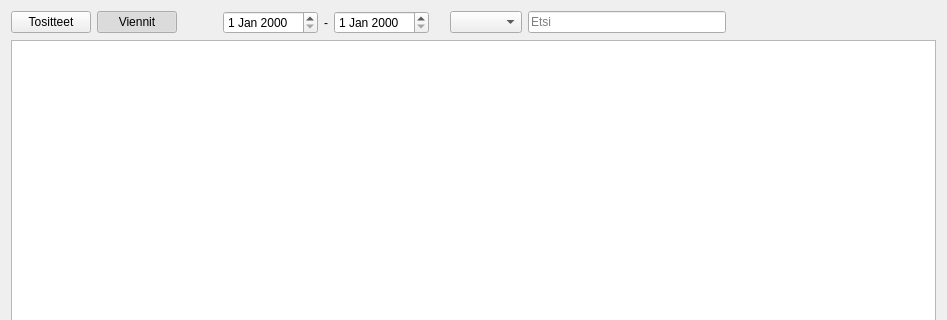
The window that kitupiikki/selaus/selauswg.ui (artoh/kitupiikki) describes before a commit, drawn with Qt 5; both pictures show x 0 to 947 and y 0 to 320 of the 947 by 459 pixel window.
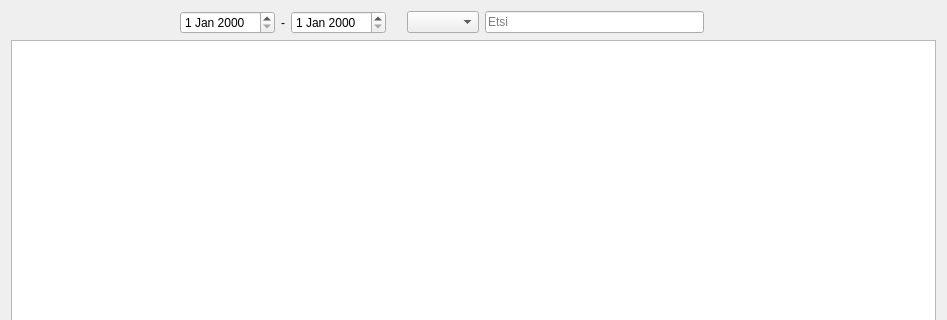
The same window after the commit.

```diff
--- a/kitupiikki/selaus/selauswg.ui
+++ b/kitupiikki/selaus/selauswg.ui
@@ -17,27 +17,7 @@
    <item>
     <layout class="QHBoxLayout" name="horizontalLayout">
      <item>
-      <widget class="QPushButton" name="tosittetBtn">
-       <property name="text">
-        <string>Tositteet</string>
-       </property>
-       <property name="checkable">
-        <bool>true</bool>
-       </property>
-      </widget>
-     </item>
-     <item>
-      <widget class="QPushButton" name="viennitBtn">
-       <property name="text">
-        <string>Viennit</string>
-       </property>
-       <property name="checkable">
-        <bool>true</bool>
-       </property>
-       <property name="checked">
-        <bool>true</bool>
-       </property>
-      </widget>
+      <widget class="QTabBar" name="valintaTab" native="true"/>
      </item>
      <item>
       <spacer name="horizontalSpacer_2">
@@ -142,6 +122,14 @@
    </item>
   </layout>
  </widget>
+ <customwidgets>
+  <customwidget>
+   <class>QTabBar</class>
+   <extends>QWidget</extends>
+   <header>QTabBar</header>
+   <container>1</container>
+  </customwidget>
+ </customwidgets>
  <resources/>
  <connections/>
 </ui>
```
